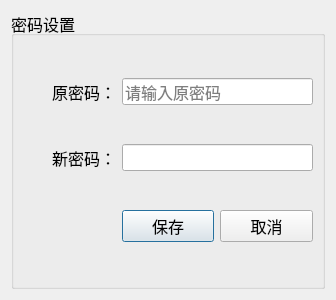
Before: the Qt Designer form BusBar-Qt/setting/passordsettingdlg.ui in luozhiyong131/BusBar, drawn with Qt 5.
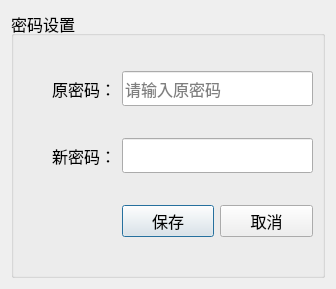
After: the same form once the commit is applied.

```diff
--- a/BusBar-Qt/setting/passordsettingdlg.ui
+++ b/BusBar-Qt/setting/passordsettingdlg.ui
@@ -7,7 +7,7 @@
     <x>0</x>
     <y>0</y>
     <width>336</width>
-    <height>300</height>
+    <height>289</height>
    </rect>
   </property>
   <property name="windowTitle">
@@ -30,6 +30,12 @@
      <layout class="QGridLayout" name="gridLayout">
       <item row="0" column="0">
        <widget class="QLabel" name="label">
+        <property name="minimumSize">
+         <size>
+          <width>0</width>
+          <height>35</height>
+         </size>
+        </property>
         <property name="text">
          <string>原密码：</string>
         </property>
@@ -40,6 +46,12 @@
       </item>
       <item row="0" column="1" colspan="2">
        <widget class="QLineEdit" name="lineEdit">
+        <property name="minimumSize">
+         <size>
+          <width>0</width>
+          <height>35</height>
+         </size>
+        </property>
         <property name="placeholderText">
          <string>请输入原密码</string>
         </property>
@@ -47,6 +59,12 @@
       </item>
       <item row="1" column="0">
        <widget class="QLabel" name="label_2">
+        <property name="minimumSize">
+         <size>
+          <width>0</width>
+          <height>35</height>
+         </size>
+        </property>
         <property name="text">
          <string>新密码：</string>
         </property>
@@ -56,7 +74,14 @@
        </widget>
       </item>
       <item row="1" column="1" colspan="2">
-       <widget class="QLineEdit" name="lineEdit_2"/>
+       <widget class="QLineEdit" name="lineEdit_2">
+        <property name="minimumSize">
+         <size>
+          <width>0</width>
+          <height>35</height>
+         </size>
+        </property>
+       </widget>
       </item>
       <item row="2" column="1">
        <widget class="QPushButton" name="pushButton_2">
```
